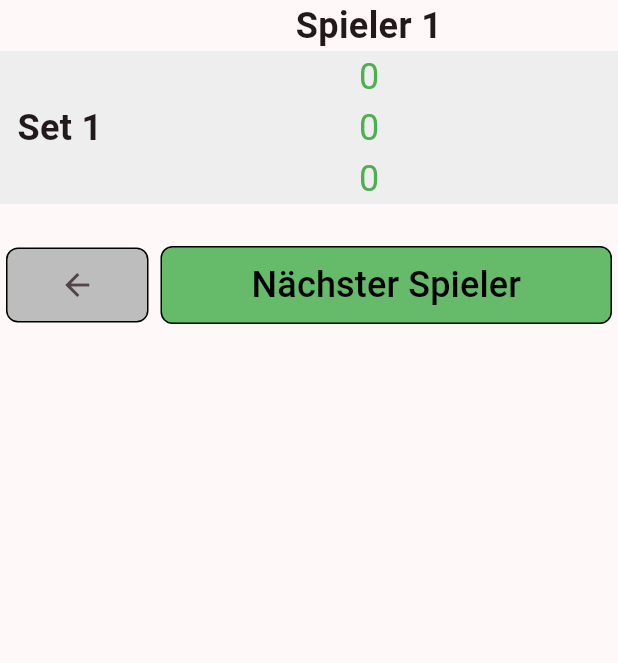
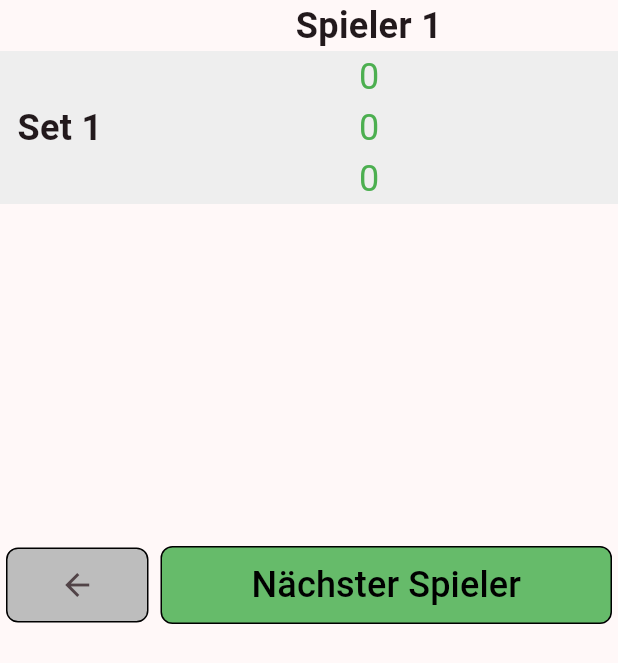
Before and after one commit to PassiSchoppi/DartPilot, a Flutter app: what generateTable() shows on an empty page, opened directly with empty values, on a phone screen of 412 x 824 dp. Shown: the top 663 px of the screen. Run offline on Flutter 3.47's test engine with Material 3 defaults, Android fonts, the phone set to English and light mode, and no system bars.

Commit message:
merge and fix

```diff
--- a/lib/game.dart
+++ b/lib/game.dart
@@ -88,7 +88,7 @@ class GameScreen extends StatelessWidget {
                       return PointSelector();
                     }),
                     SizedBox(height: 40),
-                    generateNavigationRow(),
+                    generateNavigationRow(context, false),
                     SizedBox(height: 20),
                   ],
                 ),
--- a/lib/zwischenBild.dart
+++ b/lib/zwischenBild.dart
@@ -9,7 +9,7 @@ import 'package:flutter/material.dart';
 
 Widget generateTable(GameData gameData, BuildContext context) {
   return SizedBox(
-    height: (gameData.activeSet + 1) * 220,
+    height: (gameData.activeSet + 1) * 420,
     child: Column(
       crossAxisAlignment: CrossAxisAlignment.start,
       children: [
```
